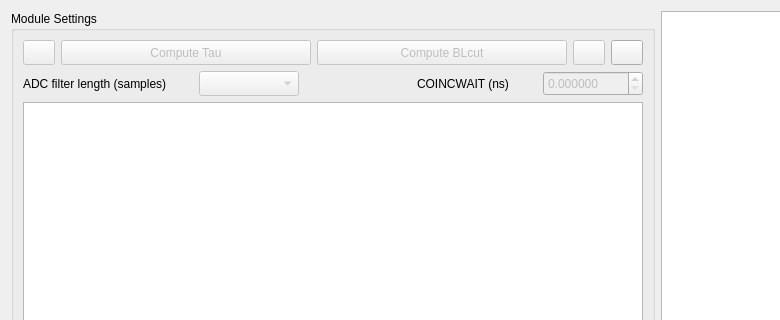
Above: forms/form_pixie_settings.ui from usnistgov/qpx-gamma before the change; both pictures show x 0 to 780 and y 0 to 320 of the 1292 by 671 pixel window. Below: the same form after it.
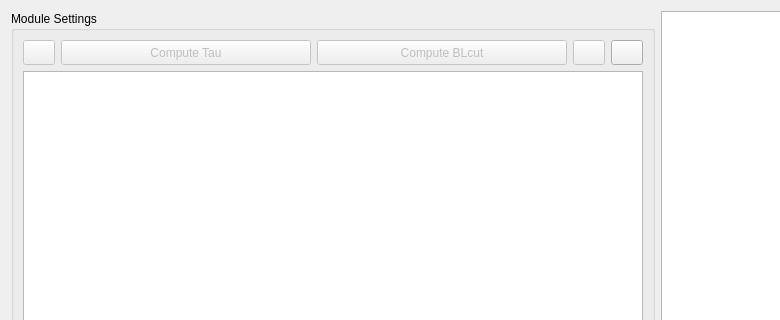
That is the form after the change. Icons and pictures are not drawn.

The edit to the form file:
```diff
--- a/forms/form_pixie_settings.ui
+++ b/forms/form_pixie_settings.ui
@@ -51,171 +51,6 @@
        </property>
        <layout class="QGridLayout" name="gridLayout_2">
         <item row="1" column="0">
-         <layout class="QHBoxLayout" name="horizontalLayout_22">
-          <item>
-           <widget class="QLabel" name="label_33">
-            <property name="sizePolicy">
-             <sizepolicy hsizetype="Preferred" vsizetype="Fixed">
-              <horstretch>0</horstretch>
-              <verstretch>0</verstretch>
-             </sizepolicy>
-            </property>
-            <property name="minimumSize">
-             <size>
-              <width>170</width>
-              <height>25</height>
-             </size>
-            </property>
-            <property name="maximumSize">
-             <size>
-              <width>200</width>
-              <height>25</height>
-             </size>
-            </property>
-            <property name="sizeIncrement">
-             <size>
-              <width>0</width>
-              <height>21</height>
-             </size>
-            </property>
-            <property name="baseSize">
-             <size>
-              <width>0</width>
-              <height>24</height>
-             </size>
-            </property>
-            <property name="toolTip">
-             <string>ADC samples averaged before filtering logic.</string>
-            </property>
-            <property name="text">
-             <string>ADC filter length (samples)</string>
-            </property>
-           </widget>
-          </item>
-          <item>
-           <widget class="QComboBox" name="comboFilterSamples">
-            <property name="enabled">
-             <bool>false</bool>
-            </property>
-            <property name="sizePolicy">
-             <sizepolicy hsizetype="Preferred" vsizetype="Fixed">
-              <horstretch>0</horstretch>
-              <verstretch>0</verstretch>
-             </sizepolicy>
-            </property>
-            <property name="minimumSize">
-             <size>
-              <width>100</width>
-              <height>25</height>
-             </size>
-            </property>
-            <property name="maximumSize">
-             <size>
-              <width>100</width>
-              <height>25</height>
-             </size>
-            </property>
-           </widget>
-          </item>
-          <item>
-           <spacer name="horizontalSpacer_10">
-            <property name="orientation">
-             <enum>Qt::Horizontal</enum>
-            </property>
-            <property name="sizeType">
-             <enum>QSizePolicy::MinimumExpanding</enum>
-            </property>
-            <property name="sizeHint" stdset="0">
-             <size>
-              <width>100</width>
-              <height>20</height>
-             </size>
-            </property>
-           </spacer>
-          </item>
-          <item>
-           <widget class="QLabel" name="label_31">
-            <property name="sizePolicy">
-             <sizepolicy hsizetype="Preferred" vsizetype="Fixed">
-              <horstretch>0</horstretch>
-              <verstretch>0</verstretch>
-             </sizepolicy>
-            </property>
-            <property name="minimumSize">
-             <size>
-              <width>120</width>
-              <height>25</height>
-             </size>
-            </property>
-            <property name="maximumSize">
-             <size>
-              <width>130</width>
-              <height>25</height>
-             </size>
-            </property>
-            <property name="sizeIncrement">
-             <size>
-              <width>0</width>
-              <height>21</height>
-             </size>
-            </property>
-            <property name="baseSize">
-             <size>
-              <width>0</width>
-              <height>24</height>
-             </size>
-            </property>
-            <property name="text">
-             <string>COINCWAIT (ns)</string>
-            </property>
-           </widget>
-          </item>
-          <item>
-           <widget class="QDoubleSpinBox" name="boxCoincWait">
-            <property name="enabled">
-             <bool>false</bool>
-            </property>
-            <property name="sizePolicy">
-             <sizepolicy hsizetype="Minimum" vsizetype="Fixed">
-              <horstretch>0</horstretch>
-              <verstretch>0</verstretch>
-             </sizepolicy>
-            </property>
-            <property name="minimumSize">
-             <size>
-              <width>100</width>
-              <height>25</height>
-             </size>
-            </property>
-            <property name="maximumSize">
-             <size>
-              <width>100</width>
-              <height>25</height>
-             </size>
-            </property>
-            <property name="sizeIncrement">
-             <size>
-              <width>0</width>
-              <height>21</height>
-             </size>
-            </property>
-            <property name="baseSize">
-             <size>
-              <width>0</width>
-              <height>24</height>
-             </size>
-            </property>
-            <property name="decimals">
-             <number>6</number>
-            </property>
-            <property name="maximum">
-             <double>999999999.000000000000000</double>
-            </property>
-           </widget>
-          </item>
-         </layout>
-        </item>
-        <item row="2" column="0">
          <widget class="QTableView" name="viewChanSettings">
           <property name="sizePolicy">
            <sizepolicy hsizetype="MinimumExpanding" vsizetype="Expanding">
```
